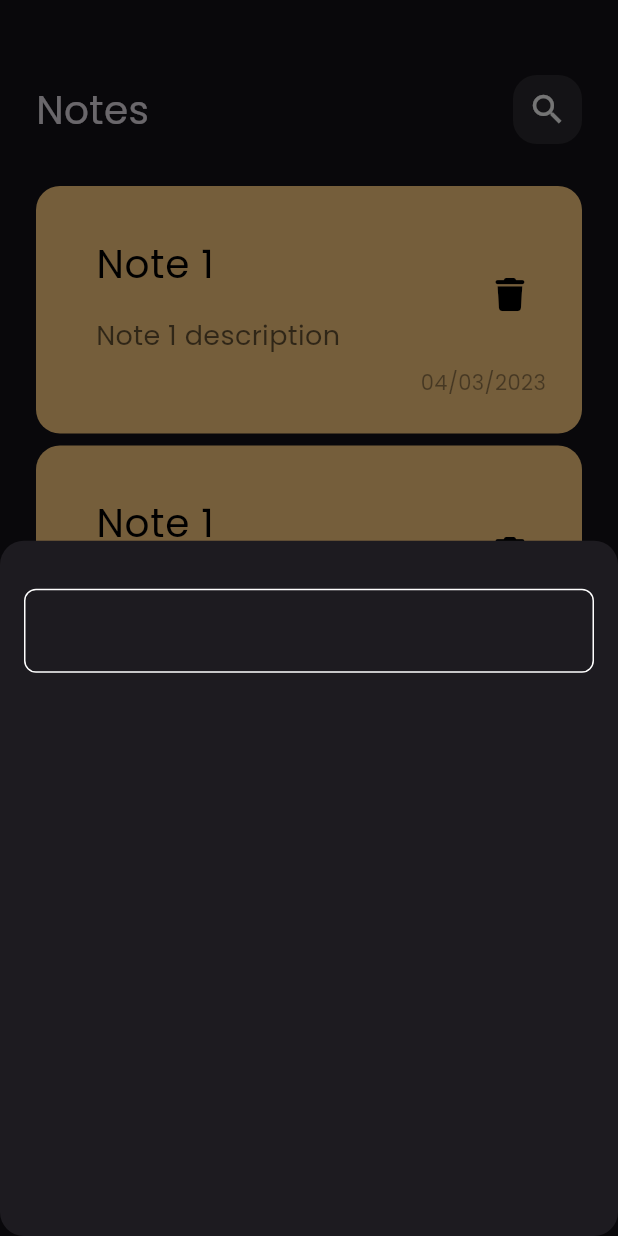
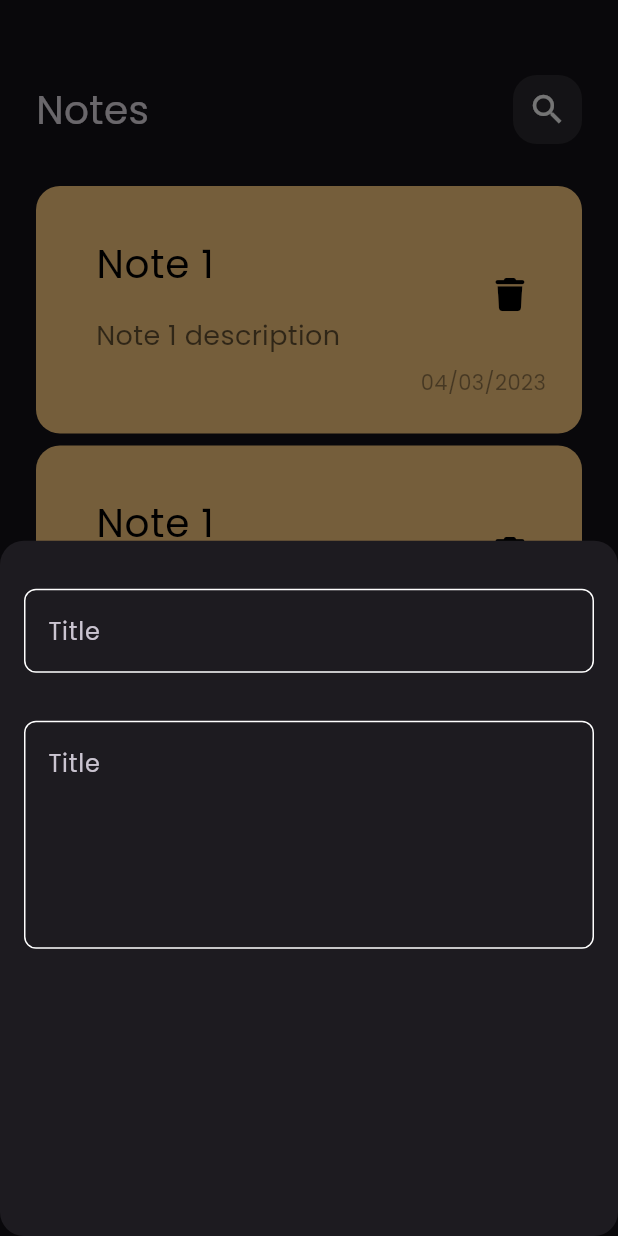
Before and after one commit to badrozo/notes_app, a Flutter app: the screen it shows after launch, after a tap on the "add" icon, on a phone screen of 412 x 824 dp. Run offline on Flutter 3.47's test engine with Material 3 defaults, Android fonts, the phone set to English and light mode, and no system bars; our stand-ins replace font_awesome_flutter.

Commit message:
adding feilds to bottomsheet

```diff
--- a/lib/widgets/add_note_bottom_sheet.dart
+++ b/lib/widgets/add_note_bottom_sheet.dart
@@ -13,7 +13,15 @@ class AddNoteBottomSheet extends StatelessWidget {
           SizedBox(
             height: 32,
           ),
-          CustomTextFeild(),
+          CustomTextFeild(
+            maxLines: 1,
+          ),
+          SizedBox(
+            height: 32,
+          ),
+          CustomTextFeild(
+            maxLines: 5,
+          ),
         ],
       ),
     );
--- a/lib/widgets/custom_text_feild.dart
+++ b/lib/widgets/custom_text_feild.dart
@@ -2,13 +2,16 @@ import 'package:flutter/material.dart';
 import 'package:notes_app/widgets/constants.dart';
 
 class CustomTextFeild extends StatelessWidget {
-  const CustomTextFeild({super.key});
+  const CustomTextFeild({super.key, required this.maxLines});
+  final int maxLines;
 
   @override
   Widget build(BuildContext context) {
     return TextField(
+        maxLines: maxLines,
         cursorColor: KprimaryColor,
         decoration: InputDecoration(
+          hintText: 'Title',
           border: BuildBorder(),
           enabledBorder: BuildBorder(),
           focusedBorder: BuildBorder(KprimaryColor),
```
